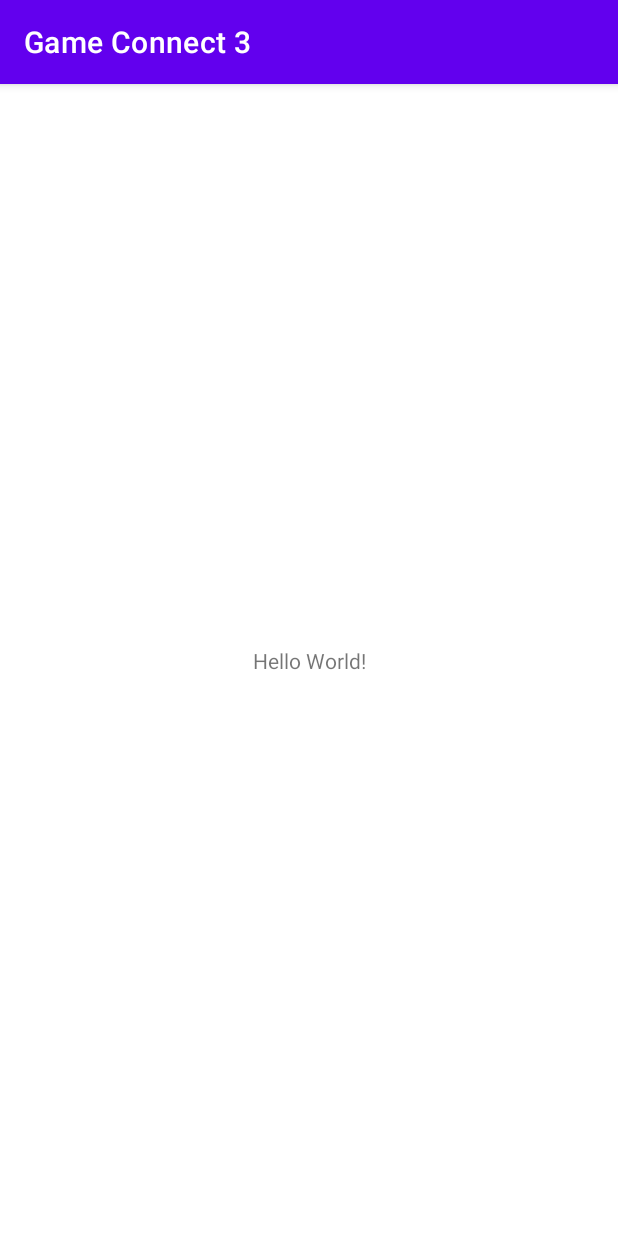
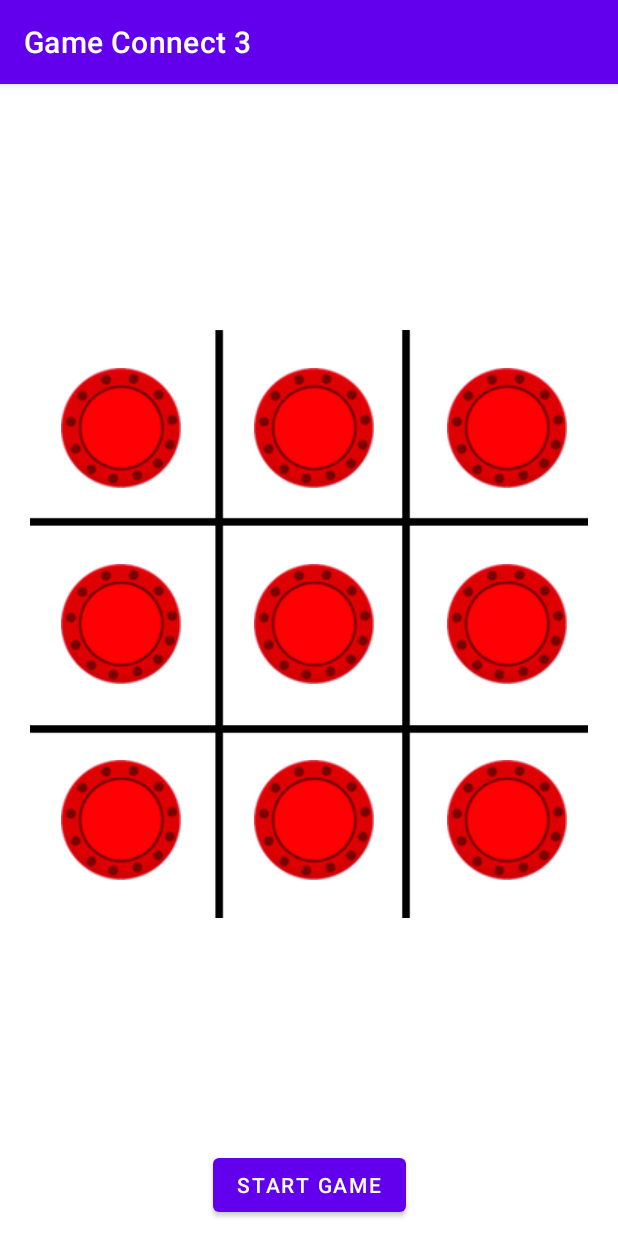
Before and after one commit to DevStar999/game-connect-3, an Android app: the screen it shows after launch (MainActivity), on a phone screen of 412 x 824 dp. Run offline under Robolectric (Android 15) with nearby library versions, the phone set to English and light mode, and no system bars.

Commit message:
Added the board and game piece images and completed layout

```diff
--- a/app/src/main/java/com/example/gameconnect3/MainActivity.java
+++ b/app/src/main/java/com/example/gameconnect3/MainActivity.java
@@ -3,8 +3,13 @@ package com.example.gameconnect3;
 import androidx.appcompat.app.AppCompatActivity;
 
 import android.os.Bundle;
+import android.view.View;
 
 public class MainActivity extends AppCompatActivity {
+
+    public void makeMove(View view) {
+        // Keeping this empty for now
+    }
 
     @Override
     protected void onCreate(Bundle savedInstanceState) {
--- a/app/src/main/res/layout/activity_main.xml
+++ b/app/src/main/res/layout/activity_main.xml
@@ -1,18 +1,126 @@
 <?xml version="1.0" encoding="utf-8"?>
-<androidx.constraintlayout.widget.ConstraintLayout xmlns:android="http://schemas.android.com/apk/res/android"
+<androidx.constraintlayout.widget.ConstraintLayout
+    xmlns:android="http://schemas.android.com/apk/res/android"
     xmlns:app="http://schemas.android.com/apk/res-auto"
     xmlns:tools="http://schemas.android.com/tools"
     android:layout_width="match_parent"
     android:layout_height="match_parent"
-    tools:context=".MainActivity">
+    tools:context=".MainActivity"
+    android:padding="10dp">
 
-    <TextView
+    <ImageView
+        android:id="@+id/boardImageView"
+        android:src="@drawable/board"
+        android:layout_width="match_parent"
+        android:layout_height="0dp"
+        app:layout_constraintDimensionRatio="1:1"
+        app:layout_constraintTop_toTopOf="parent"
+        app:layout_constraintBottom_toTopOf="@id/startGameButton"
+        app:layout_constraintEnd_toEndOf="parent"
+        app:layout_constraintStart_toStartOf="parent" />
+
+    <GridLayout
+        android:id="@+id/gridLayout"
+        android:layout_width="match_parent"
+        android:layout_height="0dp"
+        android:rowCount="3"
+        android:columnCount="3"
+        app:layout_constraintDimensionRatio="1:1"
+        app:layout_constraintTop_toTopOf="parent"
+        app:layout_constraintBottom_toTopOf="@id/startGameButton"
+        app:layout_constraintEnd_toEndOf="parent"
+        app:layout_constraintStart_toStartOf="parent"
+        android:paddingLeft="6dp">
+        <ImageView
+            android:id="@+id/cellImageView0"
+            android:tag="0"
+            android:layout_gravity="fill"
+            android:layout_rowWeight="1"
+            android:layout_columnWeight="1"
+            android:scaleType="centerInside"
+            android:onClick="makeMove"
+            android:src="@drawable/red"/>
+        <ImageView
+            android:id="@+id/cellImageView1"
+            android:tag="1"
+            android:layout_gravity="fill"
+            android:layout_rowWeight="1"
+            android:layout_columnWeight="1"
+            android:scaleType="centerInside"
+            android:onClick="makeMove"
+            android:src="@drawable/red"/>
+        <ImageView
+            android:id="@+id/cellImageView2"
+            android:tag="2"
+            android:layout_gravity="fill"
+            android:layout_rowWeight="1"
+            android:layout_columnWeight="1"
+            android:scaleType="centerInside"
+            android:onClick="makeMove"
+            android:src="@drawable/red"/>
+        <ImageView
+            android:id="@+id/cellImageView3"
+            android:tag="3"
+            android:layout_gravity="fill"
+            android:layout_rowWeight="1"
+            android:layout_columnWeight="1"
+            android:scaleType="centerInside"
+            android:onClick="makeMove"
+            android:src="@drawable/red"/>
+        <ImageView
+            android:id="@+id/cellImageView4"
+            android:tag="4"
+            android:layout_gravity="fill"
+            android:layout_rowWeight="1"
+            android:layout_columnWeight="1"
+            android:scaleType="centerInside"
+            android:onClick="makeMove"
+            android:src="@drawable/red"/>
+        <ImageView
+            android:id="@+id/cellImageView5"
+            android:tag="5"
+            android:layout_gravity="fill"
+            android:layout_rowWeight="1"
+            android:layout_columnWeight="1"
+            android:scaleType="centerInside"
+            android:onClick="makeMove"
+            android:src="@drawable/red"/>
+        <ImageView
+            android:id="@+id/cellImageView6"
+            android:tag="6"
+            android:layout_gravity="fill"
+            android:layout_rowWeight="1"
+            android:layout_columnWeight="1"
+            android:scaleType="centerInside"
+            android:onClick="makeMove"
+            android:src="@drawable/red"/>
+        <ImageView
+            android:id="@+id/cellImageView7"
+            android:tag="7"
+            android:layout_gravity="fill"
+            android:layout_rowWeight="1"
+            android:layout_columnWeight="1"
+            android:scaleType="centerInside"
+            android:onClick="makeMove"
+            android:src="@drawable/red"/>
+        <ImageView
+            android:id="@+id/cellImageView8"
+            android:tag="8"
+            android:layout_gravity="fill"
+            android:layout_rowWeight="1"
+            android:layout_columnWeight="1"
+            android:scaleType="centerInside"
+            android:onClick="makeMove"
+            android:src="@drawable/red"/>
+    </GridLayout>
+
+    <Button
+        android:id="@+id/startGameButton"
         android:layout_width="wrap_content"
         android:layout_height="wrap_content"
-        android:text="Hello World!"
+        android:text="Start Game"
         app:layout_constraintBottom_toBottomOf="parent"
-        app:layout_constraintLeft_toLeftOf="parent"
-        app:layout_constraintRight_toRightOf="parent"
-        app:layout_constraintTop_toTopOf="parent" />
+        app:layout_constraintEnd_toEndOf="parent"
+        app:layout_constraintStart_toStartOf="parent" />
 
 </androidx.constraintlayout.widget.ConstraintLayout>
```
Also changed, not shown: app/src/main/res/drawable/board.png (added), app/src/main/res/drawable/red.png (added), app/src/main/res/drawable/yellow.png (added).
